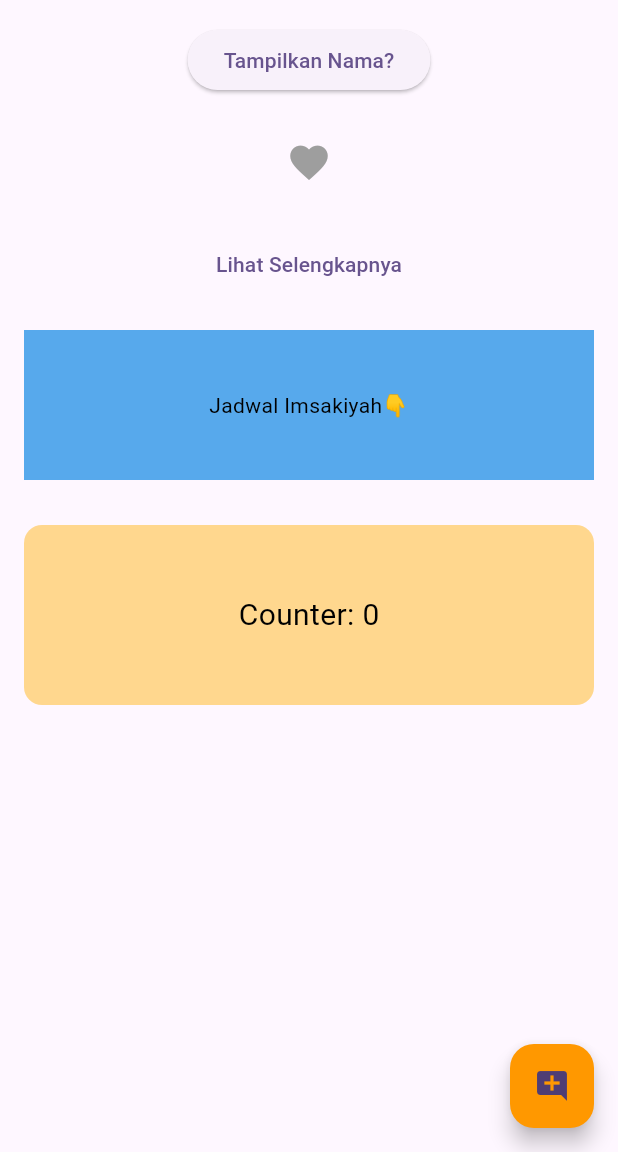
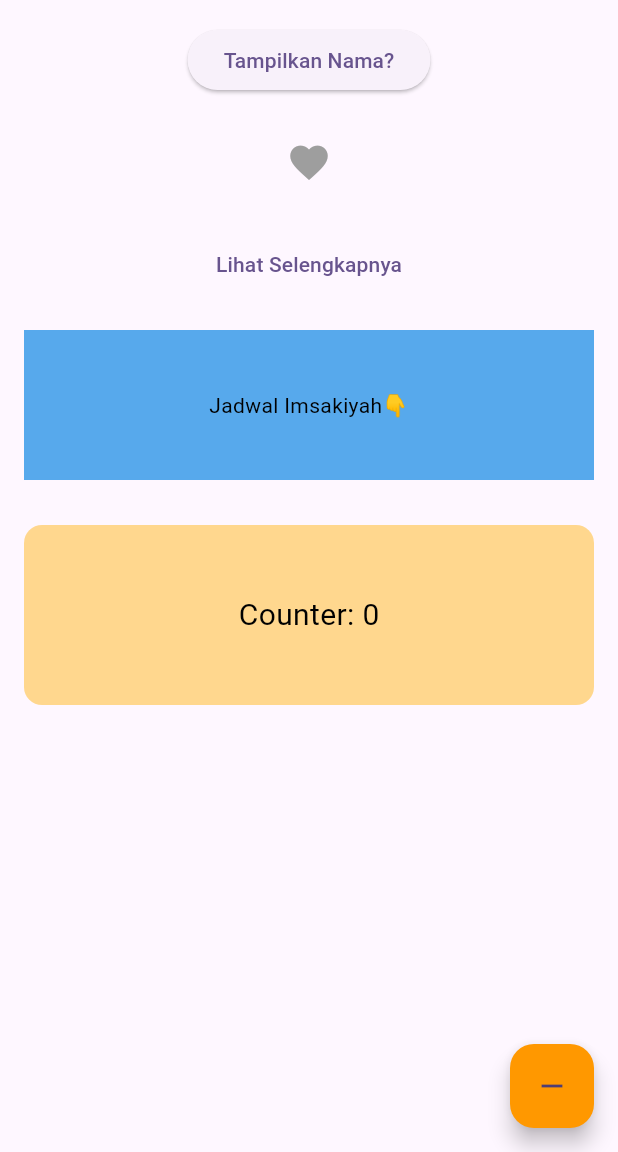
Before and after one commit to nblksy/belajar_flutter, a Flutter app: the screen it shows after launch, on a phone screen of 412 x 824 dp, the part 84-1236 px from its top. Run offline on Flutter 3.47's test engine with Material 3 defaults, Android fonts, the phone set to English and light mode, and no system bars.

Commit message:
tugas5flutter

```diff
--- a/lib/tugas_5/tugas_5.dart
+++ b/lib/tugas_5/tugas_5.dart
@@ -169,7 +169,7 @@ class _Tugas5FlutterState extends State<Tugas5Flutter> {
           });
         },
         backgroundColor: Colors.orange,
-        child: Icon(Icons.add_comment),
+        child: Icon(Icons.remove),
       ),
     );
   }
```
